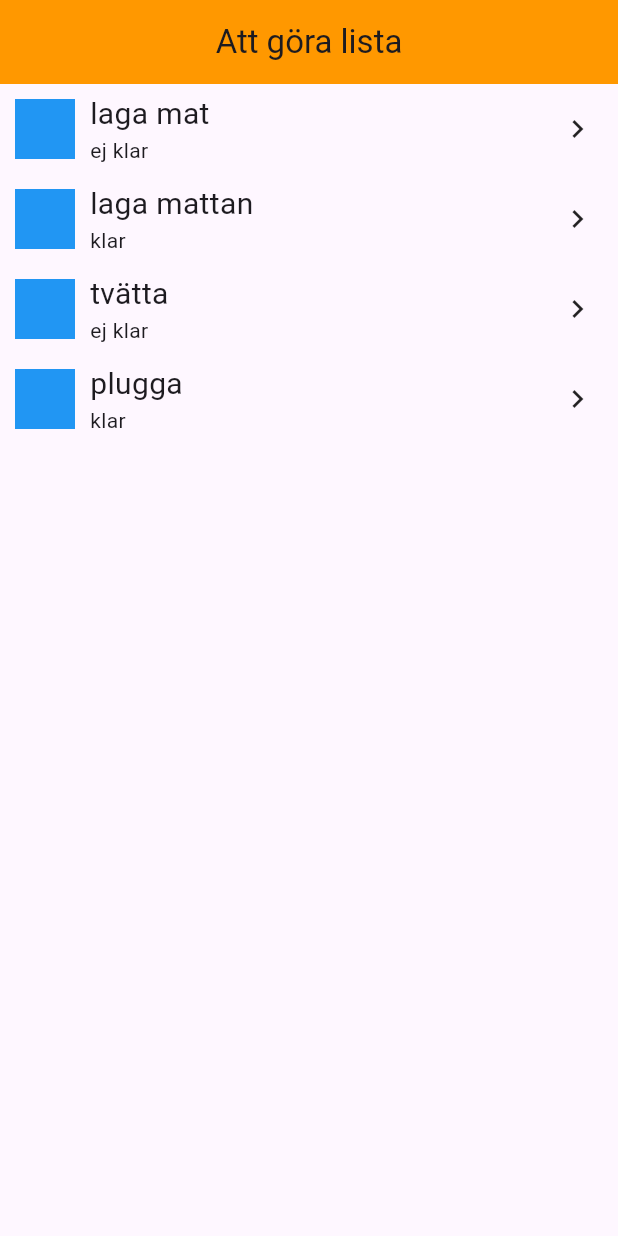
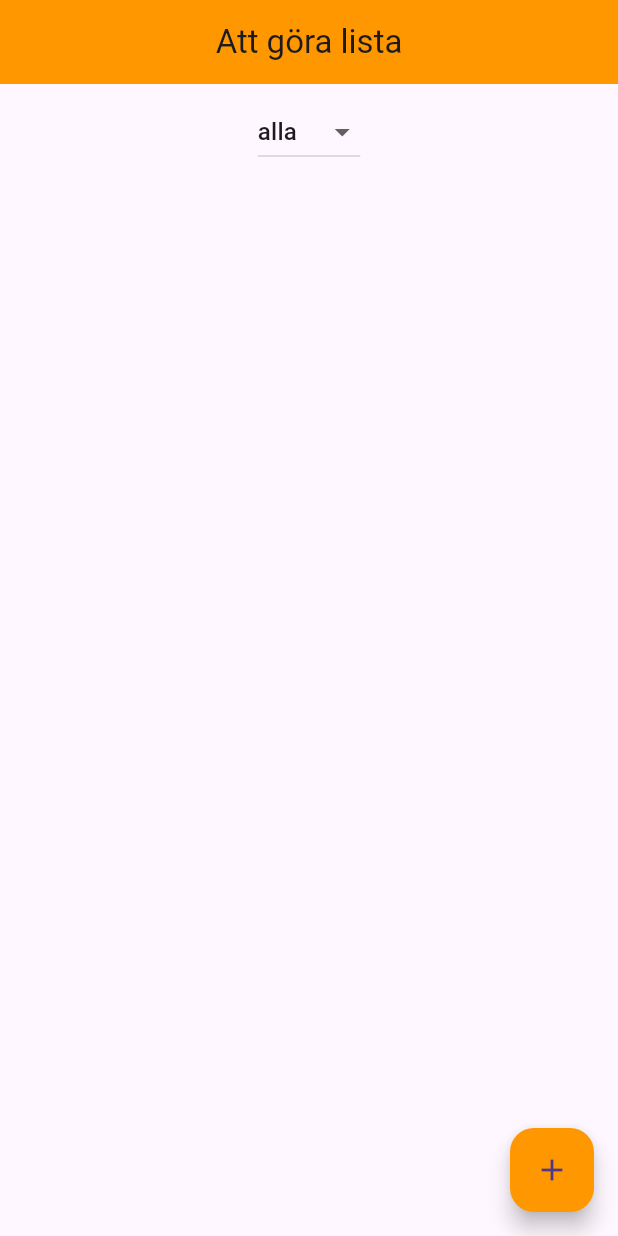
Before and after one commit to gu-tig333-ht24/gushedqfe, a Flutter app: the screen it shows after launch, on a phone screen of 412 x 824 dp. Run offline on Flutter 3.47's test engine with Material 3 defaults, Android fonts, the phone set to English and light mode, and no system bars.

Commit message:
update main 2

```diff
--- a/lib/main.dart
+++ b/lib/main.dart
@@ -21,31 +21,131 @@ class MyApp extends StatelessWidget {
 
 class Todo {
   final String syssla;
-  final String status;
+  String status;
   final String klar = 'är du verkligen klar med detta?';
 
   Todo(this.syssla, this.status);
 }
 
-class MyHomePage extends StatelessWidget {
+class MyHomePage extends StatefulWidget {
   const MyHomePage({super.key});
 
   @override
+  _MyHomePageState createState() => _MyHomePageState();
+}
+
+class _MyHomePageState extends State<MyHomePage> {
+  List<Todo> todos = [];
+
+  TextEditingController todoController = TextEditingController();
+  String filter = 'alla';
+
+  void _toggleStatus(Todo todo) {
+    setState(() {
+      if (todo.status == 'klar') {
+        todo.status = 'ej klar';
+      } else {
+        todo.status = 'klar';
+      }
+    });
+  }
+
+  void _addTodoItem(String task) {
+    if (task.isNotEmpty) {
+      setState(() {
+        todos.add(Todo(task, 'ej klar'));
+      });
+      todoController.clear();
+    }
+  }
+
+  void _removeTodoItem(Todo todo) {
+    setState(() {
+      todos.remove(todo);
+    });
+  }
+
+  List<Todo> getFilteredTodos() {
+    if (filter == 'klar') {
+      return todos.where((todo) => todo.status == 'klar').toList();
+    } else if (filter == 'ej klar') {
+      return todos.where((todo) => todo.status == 'ej klar').toList();
+    } else {
+      return todos;
+    }
+  }
+
+  void _showAddTodoDialog() {
+    showDialog(
+      context: context,
+      builder: (BuildContext context) {
+        return AlertDialog(
+          title: const Text('lägga till en uppgift'),
+          content: TextField(
+            controller: todoController,
+            decoration: const InputDecoration(hintText: 'ange uppgift'),
+          ),
+          actions: <Widget>[
+            TextButton(
+              child: const Text('Avbryt'),
+              onPressed: () {
+                Navigator.of(context).pop();
+              },
+            ),
+            TextButton(
+              child: const Text('Lägg till'),
+              onPressed: () {
+                _addTodoItem(todoController.text);
+                Navigator.of(context).pop();
+              },
+            ),
+          ],
+        );
+      },
+    );
+  }
+
+  @override
   Widget build(BuildContext context) {
-    List<Todo> todos = [
-      Todo('laga mat', 'ej klar'),
-      Todo('laga mattan', 'klar'),
-      Todo('tvätta', 'ej klar'),
-      Todo('plugga', 'klar'),
-    ];
+    List<Todo> filteredTodos = getFilteredTodos();
     return Scaffold(
       appBar: AppBar(
         title: const Text('Att göra lista'),
         centerTitle: true,
         backgroundColor: Colors.orange,
       ),
-      body: ListView(
-        children: todos.map((todo) => _item(context, todo)).toList(),
+      body: Column(
+        children: [
+          Padding(
+            padding: const EdgeInsets.all(8.0),
+            child: DropdownButton<String>(
+              value: filter,
+              onChanged: (String? newValue) {
+                setState(() {
+                  filter = newValue ?? 'alla';
+                });
+              },
+              items: <String>['alla', 'klar', 'ej klar']
+                  .map<DropdownMenuItem<String>>((String value) {
+                return DropdownMenuItem<String>(
+                  value: value,
+                  child: Text(value),
+                );
+              }).toList(),
+            ),
+          ),
+          Expanded(
+            child: ListView(
+              children:
+                  filteredTodos.map((todo) => _item(context, todo)).toList(),
+            ),
+          ),
+        ],
+      ),
+      floatingActionButton: FloatingActionButton(
+        onPressed: _showAddTodoDialog,
+        child: const Icon(Icons.add),
+        backgroundColor: Colors.orange,
       ),
     );
   }
@@ -53,8 +153,7 @@ class MyHomePage extends StatelessWidget {
   Widget _item(BuildContext context, Todo todo) {
     return GestureDetector(
       onTap: () {
-        Navigator.push(
-            context, MaterialPageRoute(builder: (context) => Time(todo)));
+        _toggleStatus(todo);
       },
       child: Row(
         mainAxisAlignment: MainAxisAlignment.spaceEvenly,
@@ -62,11 +161,11 @@ class MyHomePage extends StatelessWidget {
         children: [
           Padding(
             padding: EdgeInsets.all(10),
-            child: Container(
-              width: 40,
-              height: 40,
-              decoration:
-                  BoxDecoration(shape: BoxShape.rectangle, color: Colors.blue),
+            child: Checkbox(
+              value: todo.status == 'klar',
+              onChanged: (bool? newValue) {
+                _toggleStatus(todo);
+              },
             ),
           ),
           Expanded(
@@ -77,7 +176,13 @@ class MyHomePage extends StatelessWidget {
               children: [
                 Text(
                   todo.syssla,
-                  style: TextStyle(fontSize: 20),
+                  style: TextStyle(
+                    fontSize: 20,
+                    decoration: todo.status == 'klar'
+                        ? TextDecoration.lineThrough
+                        : null,
+                    color: todo.status == 'klar' ? Colors.green : Colors.black,
+                  ),
                 ),
                 Text(todo.status)
               ],
@@ -85,8 +190,13 @@ class MyHomePage extends StatelessWidget {
           ),
           Padding(
             padding: EdgeInsets.only(right: 15),
-            child: Icon(Icons.chevron_right),
-          )
+            child: IconButton(
+              icon: const Icon(Icons.delete, color: Colors.red),
+              onPressed: () {
+                _removeTodoItem(todo);
+              },
+            ),
+          ),
         ],
       ),
     );
```
